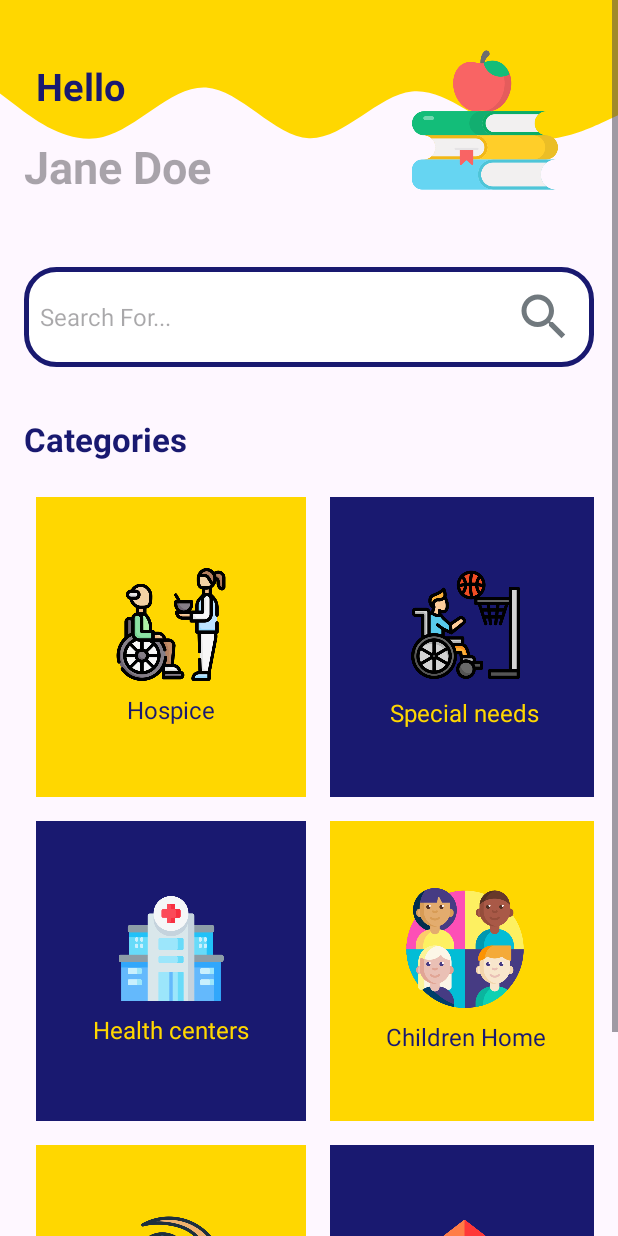
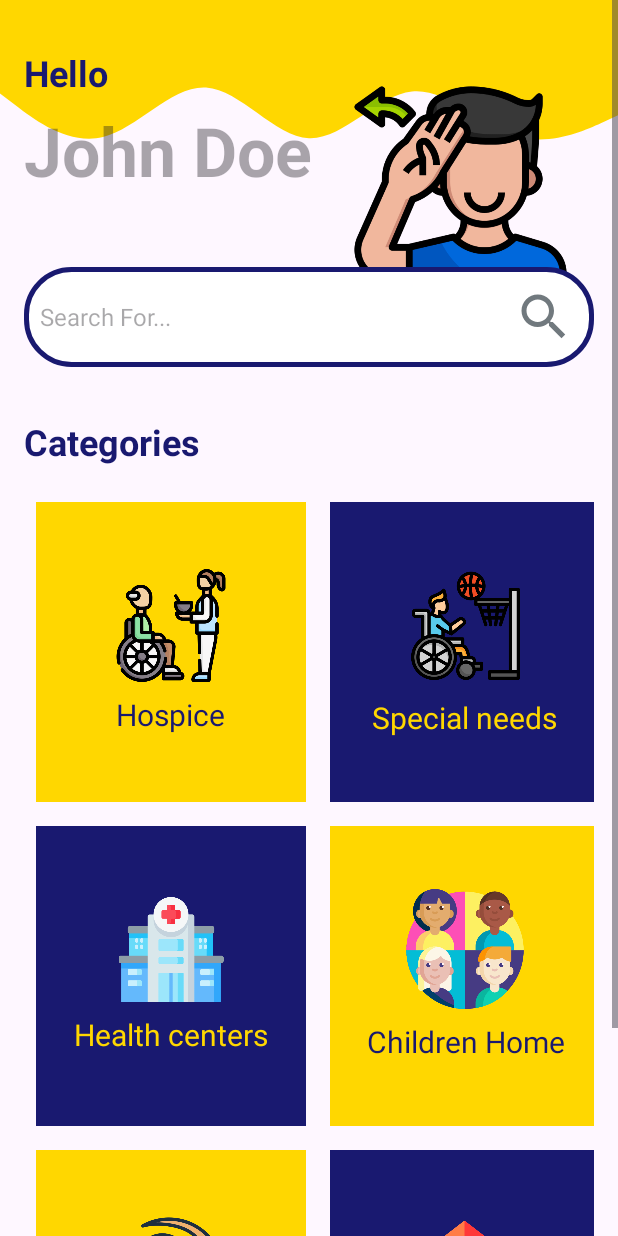
Before and after one commit to jodawa123/Community-Service-Management-App, an Android app: the Home screen opened directly, with no data from a screen before it, on a phone screen of 412 x 824 dp. Run offline under Robolectric (Android 15) with nearby library versions, the phone set to English and light mode, and no system bars; our stand-ins replace Firebase (no records; nobody signed in at launch, a user with empty details on screens opened directly).

Commit message:
A few aesthetic changes

```diff
--- a/app/src/main/res/drawable/custombutton.xml
+++ b/app/src/main/res/drawable/custombutton.xml
@@ -3,7 +3,7 @@
     <item>
         <shape android:shape="rectangle">
             <solid android:color="@color/white"/>
-            <corners android:radius="20sp" />
+            <corners android:radius="30sp" />
             <stroke android:color="@color/blue" android:width="3dp"/>
 
         </shape>
--- a/app/src/main/res/layout/activity_main2.xml
+++ b/app/src/main/res/layout/activity_main2.xml
@@ -27,11 +27,11 @@
                     android:id="@+id/textView5"
                     android:layout_width="wrap_content"
                     android:layout_height="wrap_content"
-                    android:layout_marginStart="24dp"
-                    android:layout_marginTop="40dp"
+                    android:layout_marginStart="16dp"
+                    android:layout_marginTop="32dp"
                     android:text="Hello"
                     android:textColor="@color/blue"
-                    android:textSize="25sp"
+                    android:textSize="24sp"
                     android:textStyle="bold"
                     app:layout_constraintStart_toStartOf="parent"
                     app:layout_constraintTop_toTopOf="parent" />
@@ -41,23 +41,23 @@
                     android:layout_width="wrap_content"
                     android:layout_height="wrap_content"
                     android:layout_marginStart="16dp"
-                    android:layout_marginTop="16dp"
-                    android:hint="Jane Doe"
+                    android:layout_marginTop="5dp"
+                    android:hint="John Doe"
                     android:textColor="@color/blue"
-                    android:textSize="30sp"
+                    android:textSize="45sp"
                     android:textStyle="bold"
                     app:layout_constraintStart_toStartOf="parent"
                     app:layout_constraintTop_toBottomOf="@id/textView5" />
 
                 <ImageView
                     android:id="@+id/profileImage"
-                    android:layout_width="97dp"
-                    android:layout_height="96dp"
-                    android:layout_marginTop="32dp"
-                    android:layout_marginEnd="40dp"
+                    android:layout_width="146dp"
+                    android:layout_height="144dp"
+                    android:layout_marginTop="56dp"
+                    android:layout_marginEnd="32dp"
                     android:contentDescription="Profile Image"
                     android:scaleType="centerCrop"
-                    android:src="@drawable/back"
+                    android:src="@drawable/hello"
                     app:layout_constraintEnd_toEndOf="parent"
                     app:layout_constraintTop_toTopOf="parent" />
 
@@ -104,7 +104,7 @@
                 android:layout_marginTop="8dp"
                 android:text="Categories"
                 android:textColor="@color/blue"
-                android:textSize="22sp"
+                android:textSize="24sp"
                 android:textStyle="bold" />
 
             <GridLayout
@@ -140,7 +140,7 @@
                         android:gravity="center"
                         android:text="Hospice"
                         android:textColor="@color/blue"
-                        android:textSize="16sp" />
+                        android:textSize="20sp" />
                 </LinearLayout>
 
                 <LinearLayout
@@ -165,7 +165,7 @@
                         android:gravity="center"
                         android:text="Special needs"
                         android:textColor="@color/yellow"
-                        android:textSize="16sp" />
+                        android:textSize="20sp" />
                 </LinearLayout>
 
                 <!-- Category Item 4 -->
@@ -192,7 +192,7 @@
                         android:gravity="center"
                         android:text="Health centers"
                         android:textColor="@color/yellow"
-                        android:textSize="16sp" />
+                        android:textSize="20sp" />
                 </LinearLayout>
 
 
@@ -219,7 +219,7 @@
                         android:gravity="center"
                         android:text="Children Home"
                         android:textColor="@color/blue"
-                        android:textSize="16sp" />
+                        android:textSize="20sp" />
                 </LinearLayout>
 
                 <LinearLayout
@@ -246,7 +246,7 @@
                         android:gravity="center"
                         android:text="Rehabilitation"
                         android:textColor="@color/blue"
-                        android:textSize="16sp" />
+                        android:textSize="20sp" />
                 </LinearLayout>
 
                 <LinearLayout
@@ -272,7 +272,7 @@
                         android:gravity="center"
                         android:text="Rescue Homes"
                         android:textColor="@color/yellow"
-                        android:textSize="16sp" />
+                        android:textSize="20sp" />
                 </LinearLayout>
 
                 <!-- Add similar blocks for other categories below -->
```
